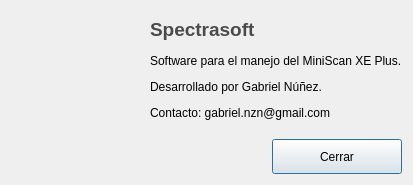
Qt form dlgacercade.ui (Gabnz/Spectrasoft) before a commit.
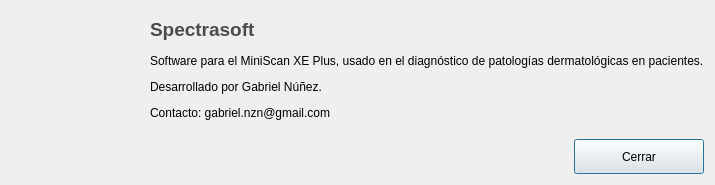
The same form after that commit. Icons and pictures are not drawn.

```diff
--- a/dlgacercade.ui
+++ b/dlgacercade.ui
@@ -6,7 +6,7 @@
    <rect>
     <x>0</x>
     <y>0</y>
-    <width>397</width>
+    <width>667</width>
     <height>185</height>
    </rect>
   </property>
@@ -100,7 +100,7 @@
            <item>
             <widget class="QLabel" name="label_3">
              <property name="text">
-              <string>&lt;html&gt;&lt;head/&gt;&lt;body&gt;&lt;p&gt;Software para el manejo del MiniScan XE Plus.&lt;/p&gt;&lt;p&gt;Desarrollado por Gabriel Núñez.&lt;/p&gt;&lt;p&gt;Contacto: gabriel.nzn@gmail.com&lt;/p&gt;&lt;/body&gt;&lt;/html&gt;</string>
+              <string>&lt;html&gt;&lt;head/&gt;&lt;body&gt;&lt;p&gt;Software para el  MiniScan XE Plus, usado en el diagnóstico de patologías dermatológicas en pacientes.&lt;/p&gt;&lt;p&gt;Desarrollado por Gabriel Núñez.&lt;/p&gt;&lt;p&gt;Contacto: gabriel.nzn@gmail.com&lt;/p&gt;&lt;/body&gt;&lt;/html&gt;</string>
              </property>
             </widget>
            </item>
```
